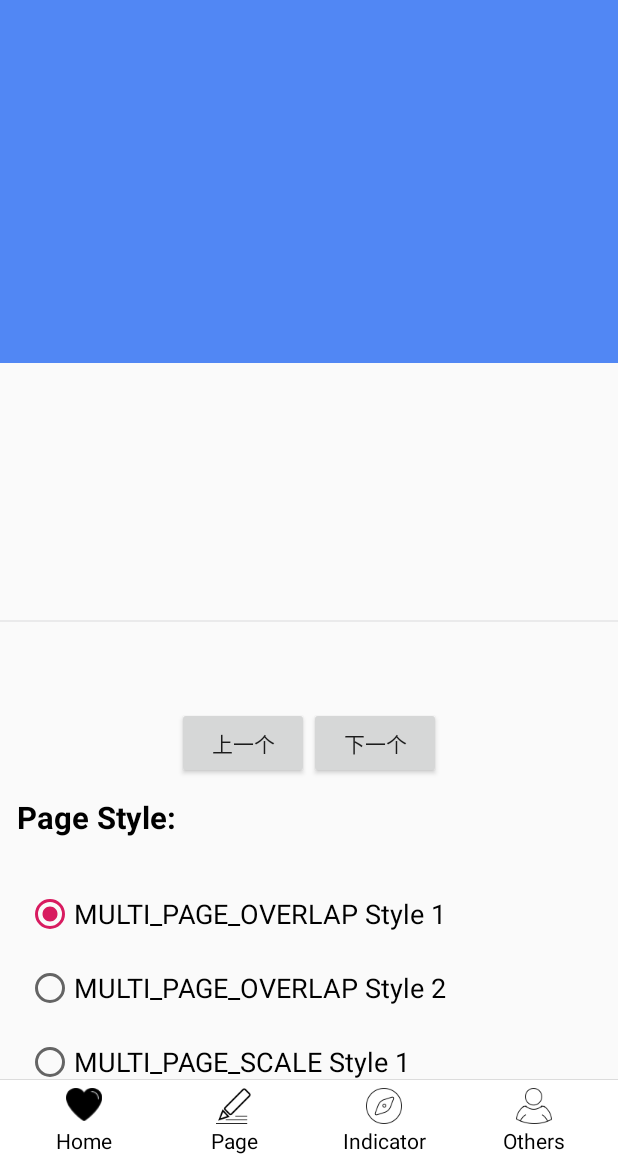
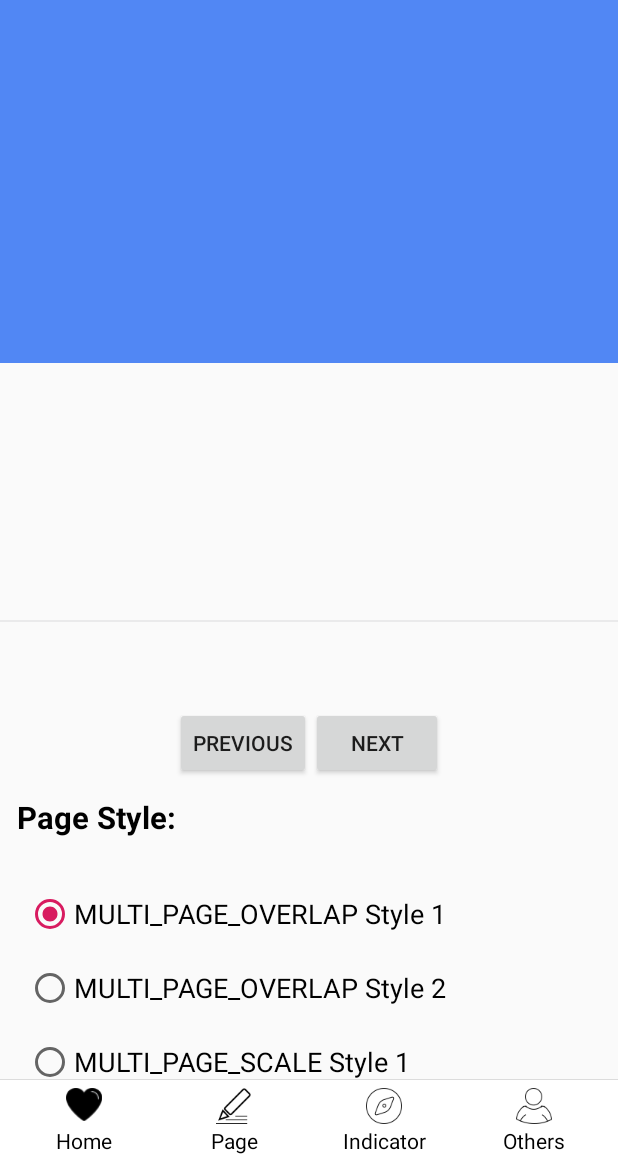
Before and after one commit to zhpanvip/BannerViewPager, an Android app: the fragment PageFragment placed in its activity, on a phone screen of 412 x 824 dp, the part 63-1236 px from its top. Run offline under Robolectric (Android 15) with nearby library versions, the phone set to English and light mode, and no system bars; our stand-ins replace RxJava; libraries missing offline, so code that uses them is left out: com.blankj.utilcode, com.scwang.smart, com.trello.rxlifecycle2, com.zhpan.indicator; plain views replace IndicatorView, SmartRefreshLayout; 23 statements that could not run were skipped.

Commit message:
Add values-zh/strings.xml for Chinese localization.

```diff
--- a/app/src/main/res/values/strings.xml
+++ b/app/src/main/res/values/strings.xml
@@ -1,48 +1,45 @@
 <resources>
-    <string name="app_name">BannerViewPager</string>
-    <string name="navigation_drawer_open">Open navigation drawer</string>
-    <string name="navigation_drawer_close">Close navigation drawer</string>
+    <string name="app_name" translatable="false">BannerViewPager</string>
+    <string name="navigation_drawer_open" translatable="false">Open navigation drawer</string>
+    <string name="navigation_drawer_close" translatable="false">Close navigation drawer</string>
     <string name="wrapper_photo_view">Jump to random position smoothly</string>
     <string name="start_now">Start Now</string>
-    <string name="guide">guide</string>
-    <string name="normal">NORMAL</string>
-    <string name="smooth">SMOOTH</string>
-    <string name="image_description">image description</string>
-    <string name="tab1">Home</string>
-    <string name="tab2">Page</string>
-    <string name="tab3">Indicator</string>
-    <string name="tab4">Others</string>
+    <string name="guide" translatable="false">Guide</string>
+    <string name="normal" translatable="false">Normal</string>
+    <string name="smooth" translatable="false">Smooth</string>
+    <string name="image_description">Image description</string>
+    <string name="tab1" translatable="false">Home</string>
+    <string name="tab2" translatable="false">Page</string>
+    <string name="tab3" translatable="false">Indicator</string>
+    <string name="tab4" translatable="false">Others</string>
     <string name="text_page_style">Page Style:</string>
     <string name="text_indicator_style">Indicator Style:</string>
     <string name="custom_style">Custom Style</string>
     <string name="text_slide_mode">Indicator Slide Mode</string>
     <string name="pager_indicator">About ViewPagerIndicator</string>
-    <string name="qq_group">60902509</string>
+    <string name="qq_group" translatable="false">60902509</string>
     <string name="about_banner">About BannerViewPager</string>
-    <string name="indicator_name">ViewPagerIndicator</string>
-    <string name="email">zhpanvip@outlook.com</string>
+    <string name="indicator_name" translatable="false">ViewPagerIndicator</string>
+    <string name="email" translatable="false">zhpanvip@outlook.com</string>
     <string name="add_data">Add Data</string>
     <string name="remove_item">Remove Item</string>
     <string name="insert_item">Insert Item</string>
-
-
-    <string name="connect_error">网络连接失败,请检查网络</string>
-    <string name="connect_timeout">连接超时,请稍后再试</string>
-    <string name="bad_network">服务器异常</string>
-    <string name="parse_error">解析服务器响应数据失败</string>
-    <string name="unknown_error">未知错误</string>
-    <string name="response_return_error">服务器返回数据失败</string>
-
-    <string name="request_error">Failed to request server,error code：</string>
+    <string name="connect_error">Network connection failed, please check network</string>
+    <string name="connect_timeout">Connection timed out, please try again later</string>
+    <string name="bad_network">Server exception</string>
+    <string name="parse_error">Failed to parse server response data</string>
+    <string name="unknown_error">Unknown error</string>
+    <string name="response_return_error">Server failed to return data</string>
+    <string name="request_error">Failed to request server, error code: </string>
     <string name="parameters_exception">Parameter exception</string>
-    <string name="verify_code_error">输入验证码有误</string>
-    <string name="verify_code_expired">验证码已过期</string>
-    <string name="not_register">该账户还未注册</string>
-    <string name="wrong_pwd_username">用户名或密码错误</string>
-    <string name="user_registered">该账户已存在</string>
-    <string name="wrong_password">密码错误</string>
-    <string name="remote_login">您的账号已在其它设备上登录，如非本人操作，请及时修改密码！</string>
-  <string name="text_page_style_more">More Page Styles:</string>
-  <string name="next">下一个</string>
-    <string name="pre">上一个</string>
+    <string name="verify_code_error">Incorrect verification code</string>
+    <string name="verify_code_expired">Verification code has expired</string>
+    <string name="not_register">The account has not been registered yet</string>
+    <string name="wrong_pwd_username">Incorrect username or password</string>
+    <string name="user_registered">The account already exists</string>
+    <string name="wrong_password">Incorrect password</string>
+    <string name="remote_login">Your account has been logged in on another device. If this was not you, please change your password.</string>
+    <string name="text_page_style_more">More Page Styles:</string>
+    <string name="next">Next</string>
+    <string name="pre">Previous</string>
 </resources>
```
Also changed, not shown: 1 other file.
